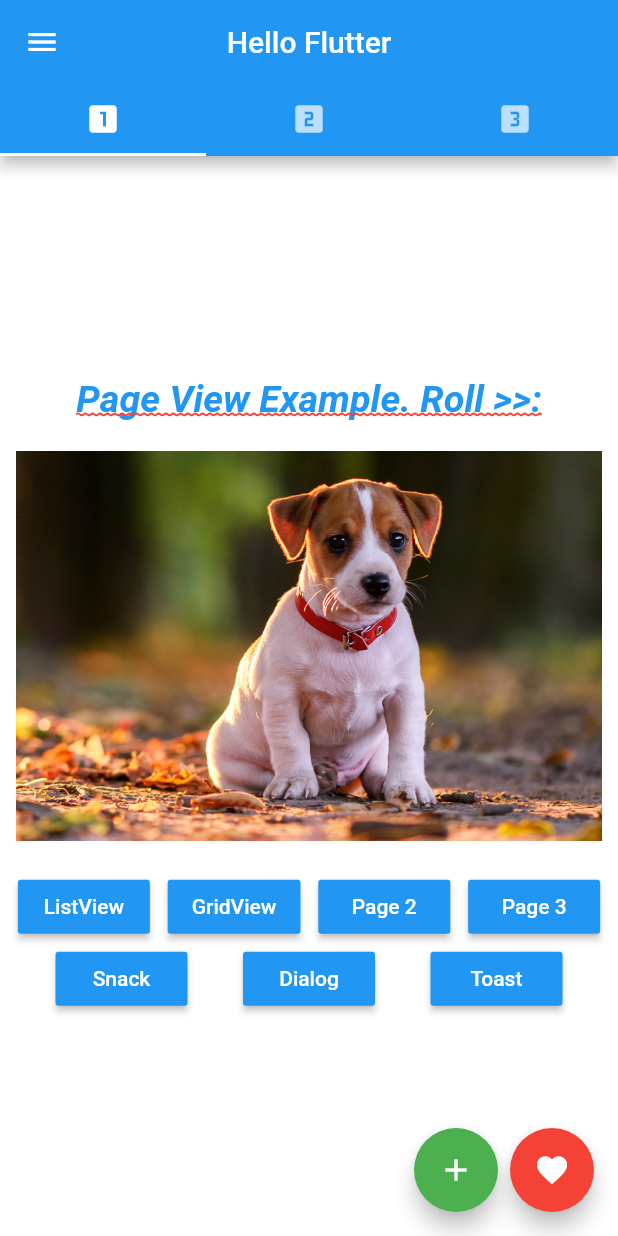
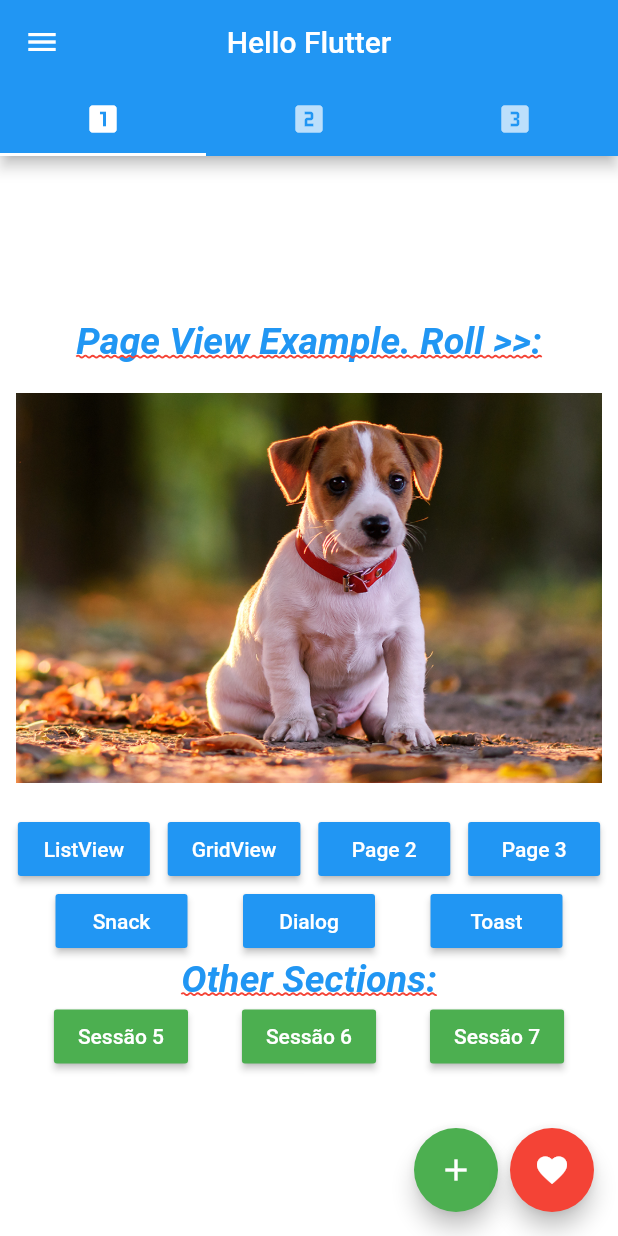
Before and after one commit to GabrielDragone/flutter-essential, a Flutter app: the screen it shows after launch, on a phone screen of 412 x 824 dp. Run offline on Flutter 3.47's test engine with Material 2 defaults, Android fonts, the phone set to English and light mode, and no system bars; our stand-ins replace fluttertoast.

Commit message:
:+1: 5th Session completed
Added the entire 5th Session of the course, which includes: new login page accessed from the main screen, TextFormField, TextEditingController, Validator, TextInputType and TextInputAction, InputDecoration (border), creating Widgets for TFF, examples and descriptions

```diff
--- a/src/flutter_essential/lib/home_page.dart
+++ b/src/flutter_essential/lib/home_page.dart
@@ -3,6 +3,7 @@ import 'package:flutter_essential/pages/hello_gridview.dart';
 import 'package:flutter_essential/pages/hello_listview.dart';
 import 'package:flutter_essential/pages/hello_page2.dart';
 import 'package:flutter_essential/pages/hello_page3.dart';
+import 'package:flutter_essential/pages/section_5/login_page_s5.dart';
 import 'package:flutter_essential/utils/nav.dart';
 import 'package:flutter_essential/widgets/blue_button.dart';
 import 'package:fluttertoast/fluttertoast.dart';
@@ -168,7 +169,30 @@ class HomePage extends StatelessWidget {
                 BlueButton("Dialog", onPressed: () => _onClickDialog(context)),
                 BlueButton("Toast", onPressed: _onClickToast),
               ],
-            )
+            ),
+            Row(
+              mainAxisAlignment: MainAxisAlignment.center,
+              children: <Widget>[
+                _text("Other Sections:"),
+              ],
+            ),
+            Row(
+              //Deixa os espaços igualmente entre os botões:
+              mainAxisAlignment: MainAxisAlignment.spaceEvenly,
+              children: <Widget>[
+                //Exemplo pra se utilizar com methods que não tem parâmetros:
+                //BlueButton("Snack", onPressed: _onClickSnack),
+                //Exemplo pra se utilizar com methods que tem parâmetros:
+                BlueButton("Sessão 5",
+                    onPressed: () => _onClickNavigator(context, LoginPageS5()),
+                    color: Colors.green),
+                BlueButton("Sessão 6",
+                    onPressed: () => _onClickDialog(context),
+                    color: Colors.green),
+                BlueButton("Sessão 7",
+                    onPressed: _onClickToast, color: Colors.green),
+              ],
+            ),
           ],
         );
       },
@@ -360,6 +384,7 @@ class HomePage extends StatelessWidget {
 //RaisedButton:
 // Sempre colocar o onPressed(). E esse dentro desse estiver null, o botão fica desabilitado.
 // A descrição do botão sempre irá dentro de um child: Text("Botão").
+// Se quisermos aumentar o tamanho do botão, devemos colocá-lo dentro de um Container.
 
 //Collumn e Row:
 // Column: Vertical ou em baixo do outro. Espeficar sempre o height, pois o column não consegue adivinhar o mesmo.
@@ -485,3 +510,17 @@ class HomePage extends StatelessWidget {
 // Devemos envolver o Widget principal da tela(Scaffold) com o widget DefaultTabController e definir seu tamanho (length).
 // E dentro do body, colocar o Widget TabBarView junto com os childres na mesma quantidade do lenght.
 // Exemplo na home_page:
+
+//TextFormField:
+// Utilizado quando queremos criar campos para digitação.
+// Para decorar o mesmo, utilizar decorations.
+// Para ler os dados inseridos nos TFF, temos que criar um atributo chamado controller, esse que receberá um TextEditingController,
+//  Não esquecer de declarar no corpo da Classe as variáveis (create field) do tipo informado acima.
+// keyboardType define o tipo de teclado que vai aparecer quando focado no texto para digitar. Tipo: TextInputType
+// keyBoardApparence define o estilo do teclado, light ou dark.
+// Exemplo em login_page_s5.
+
+//Form:
+// Utilizado para armazenar os estados dos campos de texto e também chamar a validação.
+// Envolvemos o Container dentro do Form.
+// Deverá ter uma key, declarada no corpo da classe para controlar os estados do Form.
--- a/src/flutter_essential/lib/main.dart
+++ b/src/flutter_essential/lib/main.dart
@@ -11,7 +11,13 @@ class MyApp extends StatelessWidget {
     return MaterialApp(
       //O atributo abaixo faz com que o banner de debug suma:
       debugShowCheckedModeBanner: false,
-      theme: ThemeData(primaryColor: Colors.blue),
+      theme: ThemeData(
+        primaryColor: Colors.blue,
+        brightness:
+            Brightness.light, //Define o modo do aplicativo, dark, light, etc.
+        scaffoldBackgroundColor:
+            Colors.white, //Define de modo geral as cores dos Scaffolds do app.
+      ),
       home: HomePage(),
     );
   }
--- a/src/flutter_essential/lib/widgets/blue_button.dart
+++ b/src/flutter_essential/lib/widgets/blue_button.dart
@@ -11,7 +11,8 @@ class BlueButton extends StatelessWidget {
 
   @override
   Widget build(BuildContext context) {
-    return RaisedButton(
+    return Container(
+      child: RaisedButton(
         color: color,
         child: Text(
           strText,
@@ -20,6 +21,7 @@ class BlueButton extends StatelessWidget {
           ),
         ),
         onPressed: onPressed,
+      ),
     );
   }
 }
```
Also changed, not shown: src/flutter_essential/lib/pages/section_5/login_page_s5.dart (added, +125 -0 lines), src/flutter_essential/lib/widgets/app_text.dart (added, +64 -0 lines). Lines whose indentation alone changed are shown as unchanged.
